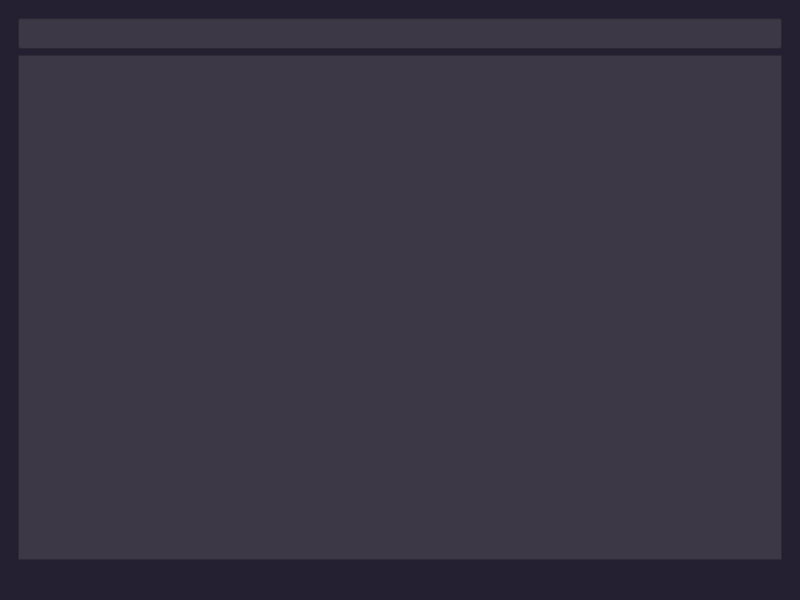
Old version of the form mainwindow.ui in the repository SamuelYoopiYo/KeyManager.
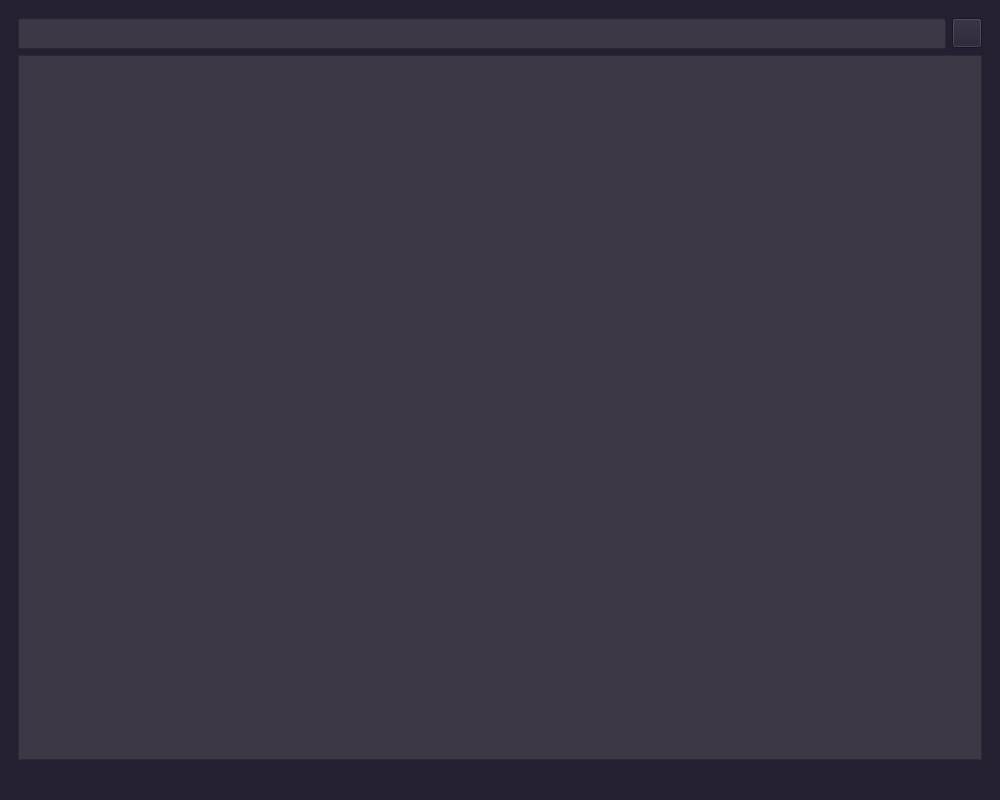
New version of the form. The open tabs and pages were chosen to show the change. Icons and pictures are not drawn.

Commit message: Теперь модальное окно возвращает значение

Patch:
```diff
--- a/mainwindow.ui
+++ b/mainwindow.ui
@@ -6,10 +6,16 @@
    <rect>
     <x>0</x>
     <y>0</y>
-    <width>800</width>
-    <height>600</height>
+    <width>1000</width>
+    <height>800</height>
    </rect>
   </property>
+  <property name="minimumSize">
+   <size>
+    <width>1000</width>
+    <height>800</height>
+   </size>
+  </property>
   <property name="windowTitle">
    <string>MainWindow</string>
   </property>
@@ -38,7 +44,30 @@
           </property>
          </widget>
         </item>
-        <item row="1" column="0">
+        <item row="0" column="1">
+         <widget class="QPushButton" name="pushButton">
+          <property name="maximumSize">
+           <size>
+            <width>30</width>
+            <height>30</height>
+           </size>
+          </property>
+          <property name="text">
+           <string/>
+          </property>
+          <property name="icon">
+           <iconset resource="resource.qrc">
+            <normaloff>:/img/img/plus.png</normaloff>:/img/img/plus.png</iconset>
+          </property>
+          <property name="iconSize">
+           <size>
+            <width>23</width>
+            <height>23</height>
+           </size>
+          </property>
+         </widget>
+        </item>
+        <item row="1" column="0" colspan="2">
          <widget class="QListWidget" name="listWidget">
           <property name="styleSheet">
            <string notr="true">background-color: rgb(61, 56, 70);
```
Left out of the diff: 12 changed lines with no effect on the pictures. The commit also changes 6 other files.
